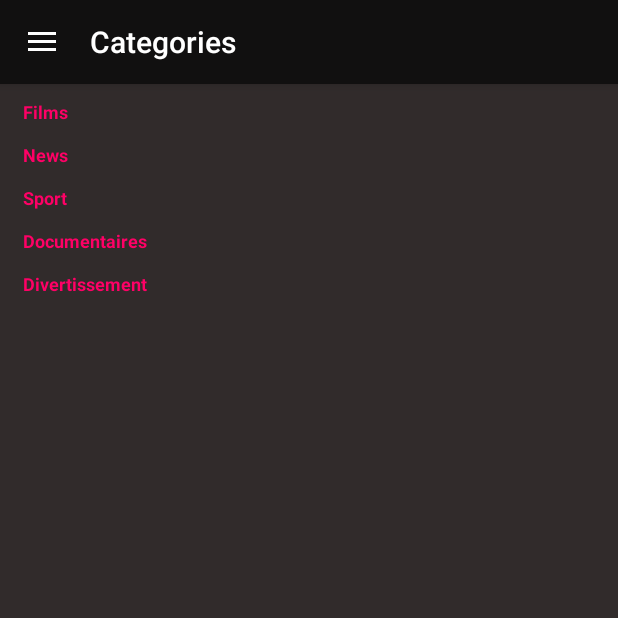
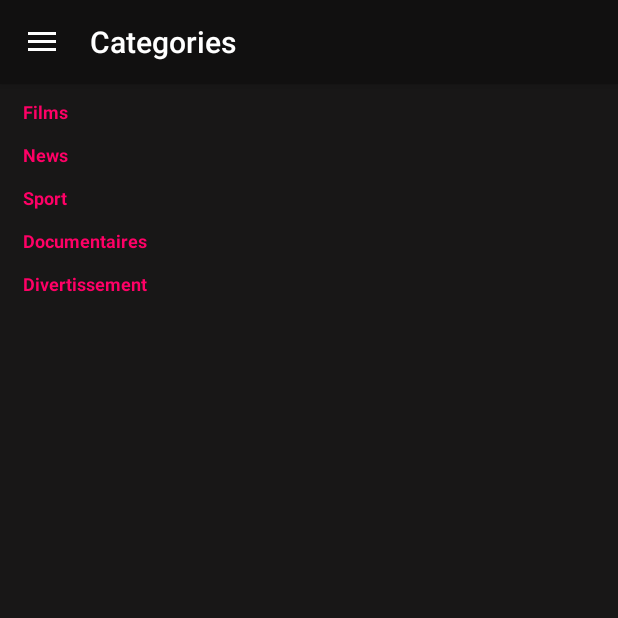
Before and after one commit to tech7dev/Tele2Watch, an Android app: the MainActivity screen opened directly, with no data from a screen before it, in the side drawer, after a tap on "Categories", on a phone screen of 412 x 824 dp, the top half of it. Run offline under Robolectric (Android 15) with nearby library versions, the phone set to English and light mode, and no system bars; our stand-ins replace Volley; network calls fail; pictures from the network do not load.

Commit message:
Commit 8

```diff
--- a/app/src/main/java/com/tech7/tele2watch/activities/ChannelsActivity.java
+++ b/app/src/main/java/com/tech7/tele2watch/activities/ChannelsActivity.java
@@ -64,7 +64,7 @@ public class ChannelsActivity extends AppCompatActivity implements DefaultChanne
 
     private void initToolbar() {
         //setting title bar
-        titleBar = "Tous les Chaînes du Monde";
+        titleBar = "Chaînes du Monde";
         toolbar = (Toolbar) findViewById(R.id.toolbar);
         toolbar.setBackgroundColor(getResources().getColor(R.color.colorPrimaryDark));
         setSupportActionBar(toolbar);
--- a/app/src/main/res/drawable/divider.xml
+++ b/app/src/main/res/drawable/divider.xml
@@ -1,6 +1,6 @@
 <?xml version="1.0" encoding="utf-8"?>
 <shape xmlns:android="http://schemas.android.com/apk/res/android" android:shape="rectangle">
-    <solid android:color="@color/grey_600"/>
+    <solid android:color="@color/grey_700"/>
     <size android:height="0.5dp"/>
 
 </shape>
--- a/app/src/main/res/layout/activity_channels.xml
+++ b/app/src/main/res/layout/activity_channels.xml
@@ -5,7 +5,7 @@
     xmlns:tools="http://schemas.android.com/tools"
     android:layout_width="match_parent"
     android:layout_height="match_parent"
-    android:background="@color/grey_800"
+    android:background="@color/colorPrimaryDark2"
     tools:context=".activities.ChannelsActivity">
 
     <!--toolbar and header-->
--- a/app/src/main/res/layout/activity_channels_bycountry.xml
+++ b/app/src/main/res/layout/activity_channels_bycountry.xml
@@ -5,7 +5,7 @@
     xmlns:tools="http://schemas.android.com/tools"
     android:layout_width="match_parent"
     android:layout_height="match_parent"
-    android:background="@color/grey_800"
+    android:background="@color/colorPrimaryDark2"
     tools:context=".activities.ChannelsByCountryActivity">
 
     <!--toolbar and header-->
--- a/app/src/main/res/layout/activity_countries.xml
+++ b/app/src/main/res/layout/activity_countries.xml
@@ -5,7 +5,7 @@
     xmlns:tools="http://schemas.android.com/tools"
     android:layout_width="match_parent"
     android:layout_height="match_parent"
-    android:background="@color/grey_800"
+    android:background="@color/grey_900"
     tools:context=".activities.CountriesActivity">
 
     <!--toolbar and header-->
--- a/app/src/main/res/layout/list_item_default_channel.xml
+++ b/app/src/main/res/layout/list_item_default_channel.xml
@@ -14,7 +14,7 @@
         android:layout_marginRight="10dp"
         android:layout_centerInParent="true"
         android:clickable="true"
-        app:cardBackgroundColor="@color/grey_600"
+        app:cardBackgroundColor="@color/grey_800"
         app:cardCornerRadius="7dp"
         app:cardElevation="5dp"
         app:cardUseCompatPadding="true">
--- a/app/src/main/res/values/colors.xml
+++ b/app/src/main/res/values/colors.xml
@@ -13,7 +13,7 @@
     <color name="white">#ffffff</color>
     <color name="whiteSmoke">#f7f7f7</color>
     <color name="gray">#BDB7B9</color>
-    <color name="colorPrimaryDark2">#312B2B</color>
+    <color name="colorPrimaryDark2">#181717</color>
 
 
     <color name="overlay_dark_10">#1A000000</color>
```
